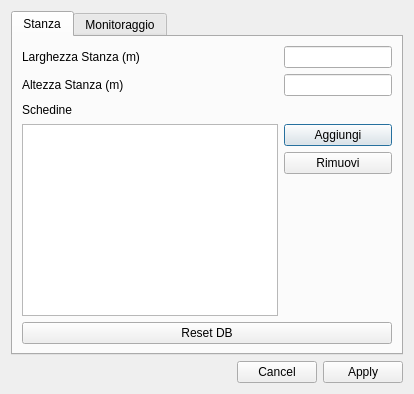
Qt form RoomMonitor/settings.ui (PieroMacaluso/RoomMonitor) before a commit.
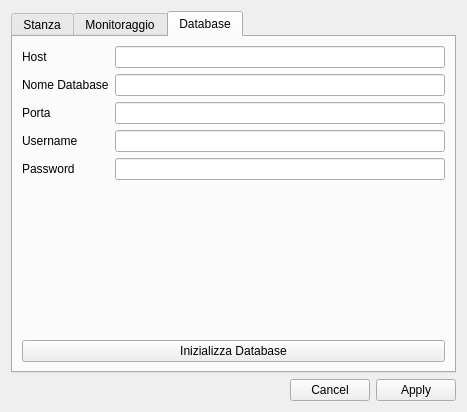
The same form after that commit. The open tabs and pages were chosen to show the change.

What changed in the file:
```diff
--- a/RoomMonitor/settings.ui
+++ b/RoomMonitor/settings.ui
@@ -2,6 +2,14 @@
 <ui version="4.0">
     <class>ConfigDialog</class>
     <widget class="QDialog" name="ConfigDialog">
+        <property name="geometry">
+            <rect>
+                <x>0</x>
+                <y>0</y>
+                <width>467</width>
+                <height>412</height>
+            </rect>
+        </property>
         <property name="windowTitle">
             <string>Impostazioni</string>
         </property>
@@ -50,17 +58,17 @@
                                             <item row="1" column="1">
                                                 <widget class="QLineEdit" name="heightEdit"/>
                                             </item>
-                                            <item row="2" column="0">
+                                            <item row="3" column="0">
                                                 <widget class="QLabel" name="boardLabel">
                                                     <property name="text">
                                                         <string>Schedine</string>
                                                     </property>
                                                 </widget>
                                             </item>
-                                            <item row="3" column="0">
+                                            <item row="4" column="0">
                                                 <widget class="QTableView" name="boardTable"/>
                                             </item>
-                                            <item row="3" column="1">
+                                            <item row="4" column="1">
                                                 <layout class="QVBoxLayout" name="verticalLayout_2">
                                                     <item>
                                                         <widget class="QPushButton" name="addBoard">
@@ -80,13 +88,6 @@
                                             </item>
                                         </layout>
                                     </item>
-                                    <item>
-                                        <widget class="QPushButton" name="resetButton">
-                                            <property name="text">
-                                                <string>Reset DB</string>
-                                            </property>
-                                        </widget>
-                                    </item>
                                 </layout>
                             </item>
                         </layout>
@@ -132,6 +133,74 @@
                             </item>
                         </layout>
                     </widget>
+                    <widget class="QWidget" name="tab_3">
+                        <attribute name="title">
+                            <string>Database</string>
+                        </attribute>
+                        <layout class="QVBoxLayout" name="verticalLayout">
+                            <item>
+                                <layout class="QFormLayout" name="formLayout_3">
+                                    <item row="0" column="0">
+                                        <widget class="QLabel" name="hostLabel">
+                                            <property name="text">
+                                                <string>Host</string>
+                                            </property>
+                                        </widget>
+                                    </item>
+                                    <item row="1" column="0">
+                                        <widget class="QLabel" name="dbLabel">
+                                            <property name="text">
+                                                <string>Nome Database</string>
+                                            </property>
+                                        </widget>
+                                    </item>
+                                    <item row="0" column="1">
+                                        <widget class="QLineEdit" name="hostEdit"/>
+                                    </item>
+                                    <item row="2" column="0">
+                                        <widget class="QLabel" name="portLabel">
+                                            <property name="text">
+                                                <string>Porta</string>
+                                            </property>
+                                        </widget>
+                                    </item>
+                                    <item row="3" column="0">
+                                        <widget class="QLabel" name="userLabel">
+                                            <property name="text">
+                                                <string>Username</string>
+                                            </property>
+                                        </widget>
+                                    </item>
+                                    <item row="4" column="0">
+                                        <widget class="QLabel" name="passLabel">
+                                            <property name="text">
+                                                <string>Password</string>
+                                            </property>
+                                        </widget>
+                                    </item>
+                                    <item row="1" column="1">
+                                        <widget class="QLineEdit" name="dbEdit"/>
+                                    </item>
+                                    <item row="2" column="1">
+                                        <widget class="QLineEdit" name="portEdit"/>
+                                    </item>
+                                    <item row="3" column="1">
+                                        <widget class="QLineEdit" name="userEdit"/>
+                                    </item>
+                                    <item row="4" column="1">
+                                        <widget class="QLineEdit" name="passEdit"/>
+                                    </item>
+                                </layout>
+                            </item>
+                            <item>
+                                <widget class="QPushButton" name="resetButton">
+                                    <property name="text">
+                                        <string>Inizializza Database</string>
+                                    </property>
+                                </widget>
+                            </item>
+                        </layout>
+                    </widget>
                 </widget>
             </item>
             <item>
```
Left out of the diff: 10 changed lines with no effect on the pictures.
